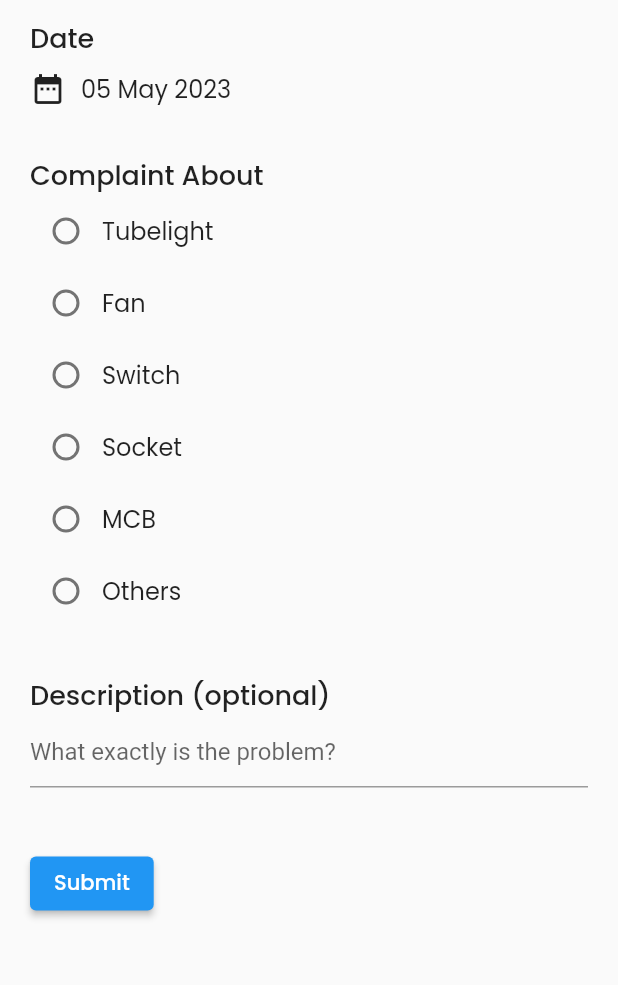
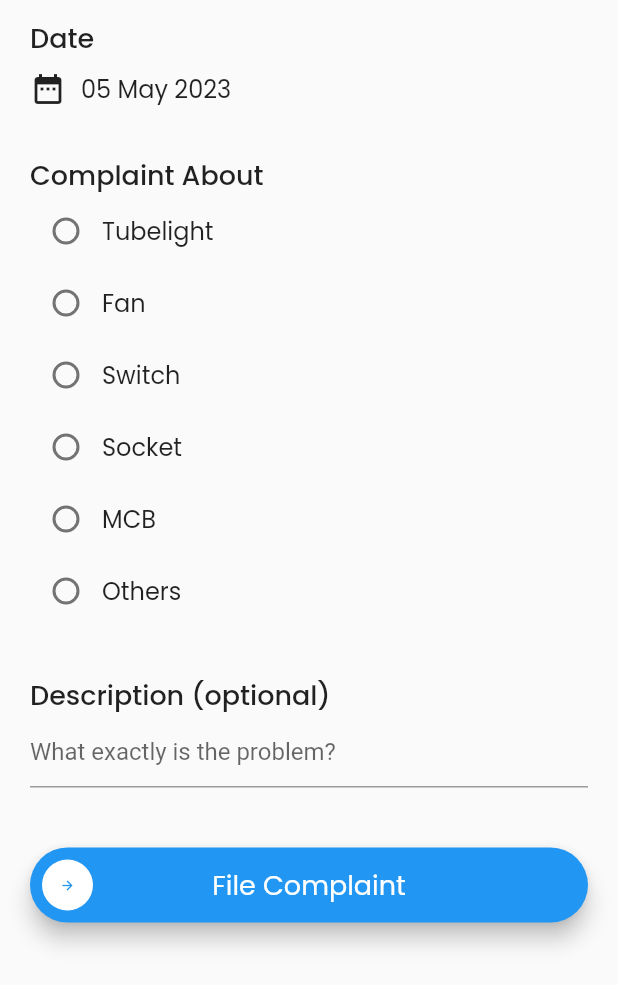
Before and after one commit to insfirred/hostel_complaints, a Flutter app: the ElectricityComplaintsView screen opened by its route, on a phone screen of 412 x 824 dp. Shown: the top 985 px of the screen. Run offline on Flutter 3.47's test engine with Material 2 defaults, Android fonts, the phone set to English and light mode, and no system bars; drawn by our look-alikes of slide_to_act; our stand-ins replace auto_route, cloud_firestore, firebase_auth, firebase_core, flutter_riverpod, freezed_annotation and 2 more; accounts and stored records are empty.

```diff
--- a/lib/src/ui/auth/auth_view.dart
+++ b/lib/src/ui/auth/auth_view.dart
@@ -7,7 +7,7 @@ import 'package:hostel_complaints/src/ui/auth/otp_verify/otp_verify_view.dart';
 import 'package:hostel_complaints/src/utils/extra_space.dart';
 
 import '../../logic/repositories/app_repository.dart';
-import '../../utils/snakbar_utils.dart';
+import '../../utils/snackbar_utils.dart';
 import 'auth_view_model.dart';
 
 class AuthView extends ConsumerStatefulWidget {
--- a/lib/src/ui/complaints/electricity/electricity_complaint_view.dart
+++ b/lib/src/ui/complaints/electricity/electricity_complaint_view.dart
@@ -2,11 +2,10 @@ import 'package:flutter/material.dart';
 import 'package:flutter_riverpod/flutter_riverpod.dart';
 import 'package:google_fonts/google_fonts.dart';
 import 'package:intl/intl.dart';
+import 'package:slide_to_act/slide_to_act.dart';
 
-import '../../../utils/bottom_sheet_util.dart';
 import '../../../utils/extra_space.dart';
 import 'electricity_complaint_view_model.dart';
-import './complaint_confirmation_sheet/complaint_confirmation_sheet.dart';
 
 class ElectricityComplaintsView extends ConsumerWidget {
   const ElectricityComplaintsView({super.key});
@@ -46,23 +45,21 @@ class ElectricityComplaintsView extends ConsumerWidget {
               const _FieldTitle(label: 'Description (optional)'),
               const _DescriptionField(),
               ExtraHeight(40),
-              ElevatedButton(
-                onPressed: () {
-                  hostelComplaintsBottomSheet(
-                    context: context,
-                    builder: (context) => const ComplaintConfirmationSheet(),
-                  );
-                  // hostelComplaintsBottomSheet(
-                  //   context: context,
-                  //   builder: (context) => Text('data'),
-                  // );
+              SlideAction(
+                onSubmit: () async {
+                  // file complaint
+                  await Future.delayed(const Duration(milliseconds: 500));
+                  // showSuccessMessage(context, 'Complaint filed successfully');
+                  // Navigator.pop(context);
                 },
-                child: Text(
-                  'Submit',
-                  style: GoogleFonts.poppins(
-                    fontSize: 14,
-                  ),
+                text: 'File Complaint',
+                textStyle: GoogleFonts.poppins(
+                  fontSize: 18,
+                  color: Colors.white,
                 ),
+                height: 50,
+                sliderButtonIconSize: 10,
+                sliderButtonIconPadding: 12,
               ),
             ],
           ),
--- a/lib/src/ui/create_user/create_user_view.dart
+++ b/lib/src/ui/create_user/create_user_view.dart
@@ -6,7 +6,7 @@ import 'package:google_fonts/google_fonts.dart';
 import '../../enums/enums.dart';
 import '../../logic/repositories/app_repository.dart';
 import '../../routing/router.gr.dart';
-import '../../utils/snakbar_utils.dart';
+import '../../utils/snackbar_utils.dart';
 import 'create_user_view_model.dart';
 
 class CreateUserView extends ConsumerStatefulWidget {
--- a/pubspec.yaml
+++ b/pubspec.yaml
@@ -45,6 +45,7 @@ dependencies:
   google_fonts: ^4.0.4
   pinput: ^2.2.31
   intl: ^0.17.0
+  slide_to_act: ^2.0.1
 
 dev_dependencies:
   flutter_test:
```
Also changed, not shown: lib/src/ui/complaints/electricity/complaint_confirmation_sheet/complaint_confirmation_sheet.dart (deleted, +0 -70 lines), lib/src/ui/complaints/electricity/complaint_confirmation_sheet/complaint_confirmation_sheet_model.dart (deleted, +0 -51 lines), lib/src/ui/complaints/electricity/complaint_confirmation_sheet/complaint_confirmation_sheet_model.freezed.dart (deleted), lib/src/utils/snackbar_utils.dart (renamed from lib/src/utils/snakbar_utils.dart), pubspec.lock.
